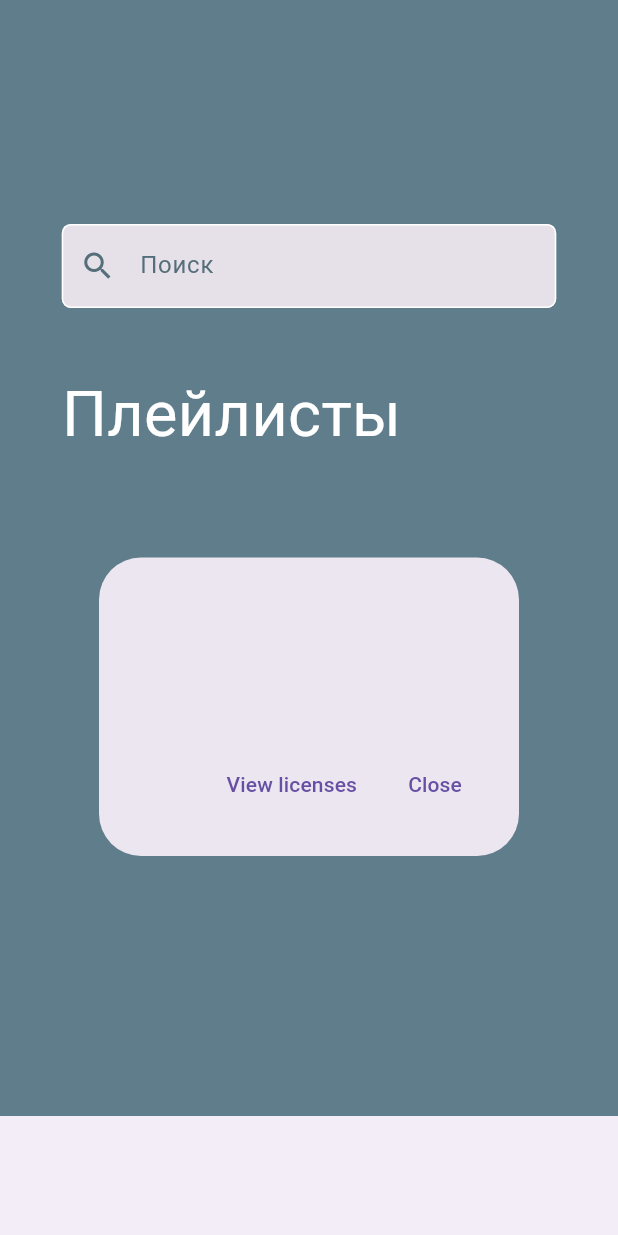
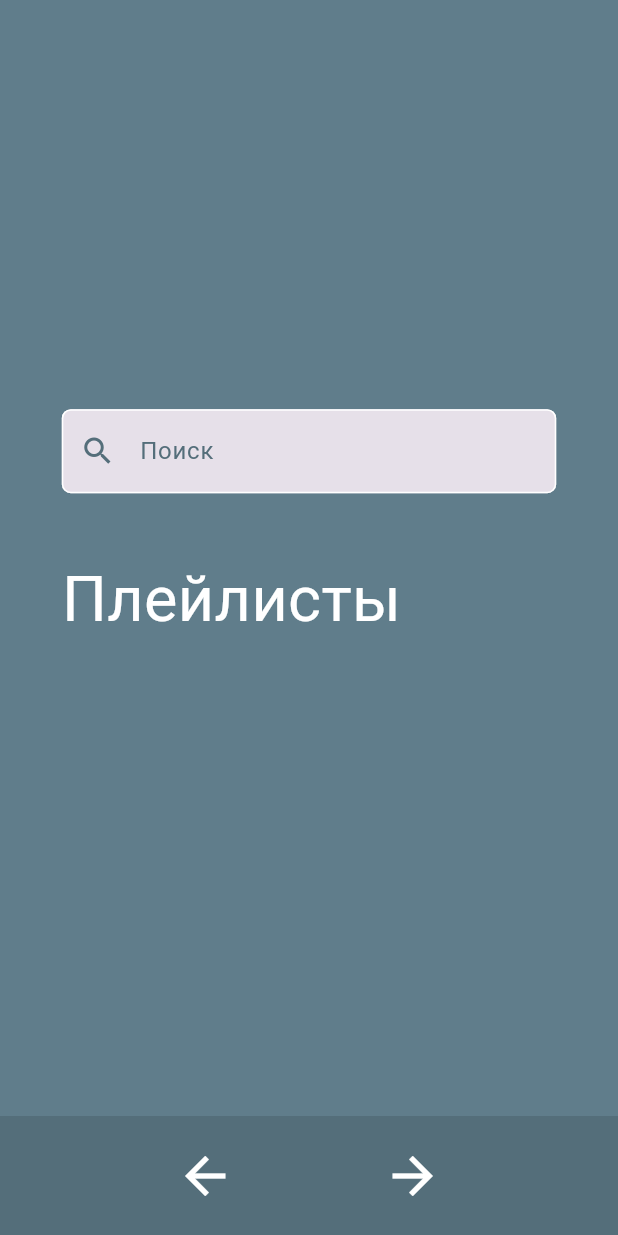
Before and after one commit to sciiphoz/flutterProject, a Flutter app: the MainPage screen opened by its route, on a phone screen of 412 x 824 dp. Run offline on Flutter 3.47's test engine with Material 3 defaults, Android fonts, the phone set to English and light mode, and no system bars; our stand-ins replace supabase_flutter; accounts and stored records are empty.

Commit message:
mainpage created

```diff
--- a/lib/mainpage.dart
+++ b/lib/mainpage.dart
@@ -49,17 +49,20 @@ class _MainPageState extends State<MainPage> {
             SizedBox(
               height: MediaQuery.of(context).size.height * 0.05,
             ),
-            Scrollbar(
-              child: AboutDialog()
-            ),
           ],
         ),
       ),
       bottomNavigationBar: BottomAppBar(
+        color: Colors.blueGrey[600],
         child: Row
         (
+          mainAxisAlignment: MainAxisAlignment.center,
           children: [
-
+            IconButton(onPressed: (){}, icon: Icon(Icons.arrow_back, color: Colors.white, size: 40,)),
+            SizedBox(
+              width: MediaQuery.of(context).size.width * 0.2,
+            ),
+            IconButton(onPressed: (){}, icon: Icon(Icons.arrow_forward, color: Colors.white, size: 40,)),
           ],
         ),
       ),
--- a/lib/recovery.dart
+++ b/lib/recovery.dart
@@ -8,7 +8,8 @@ class RecoveryPage extends StatelessWidget {
   Widget build(BuildContext context) {
     return Scaffold(
       appBar: AppBar(
-        title: Text("Восстановление пароля"),
+        backgroundColor: Colors.blueGrey[600],
+        title: Text("Восстановление пароля", style: TextStyle(color: Colors.white,)),
         leading: IconButton(onPressed: (){
           Navigator.popAndPushNamed(context, '/');
         }, icon: Icon(CupertinoIcons.back, color: Colors.white)),
```
Also changed, not shown: 1 other file.
